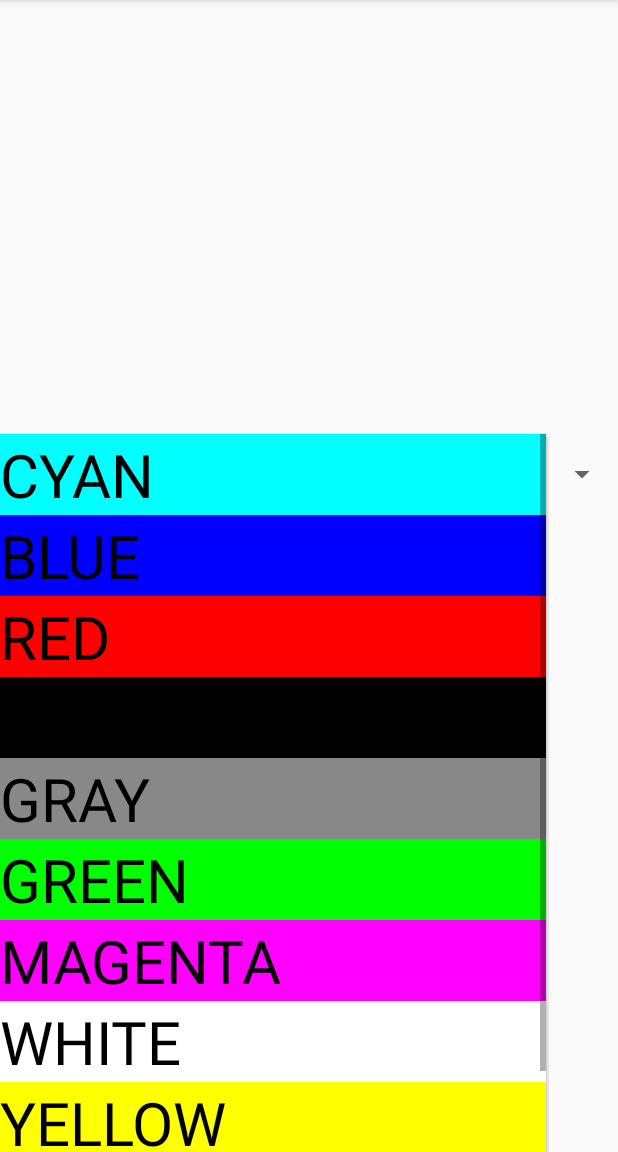
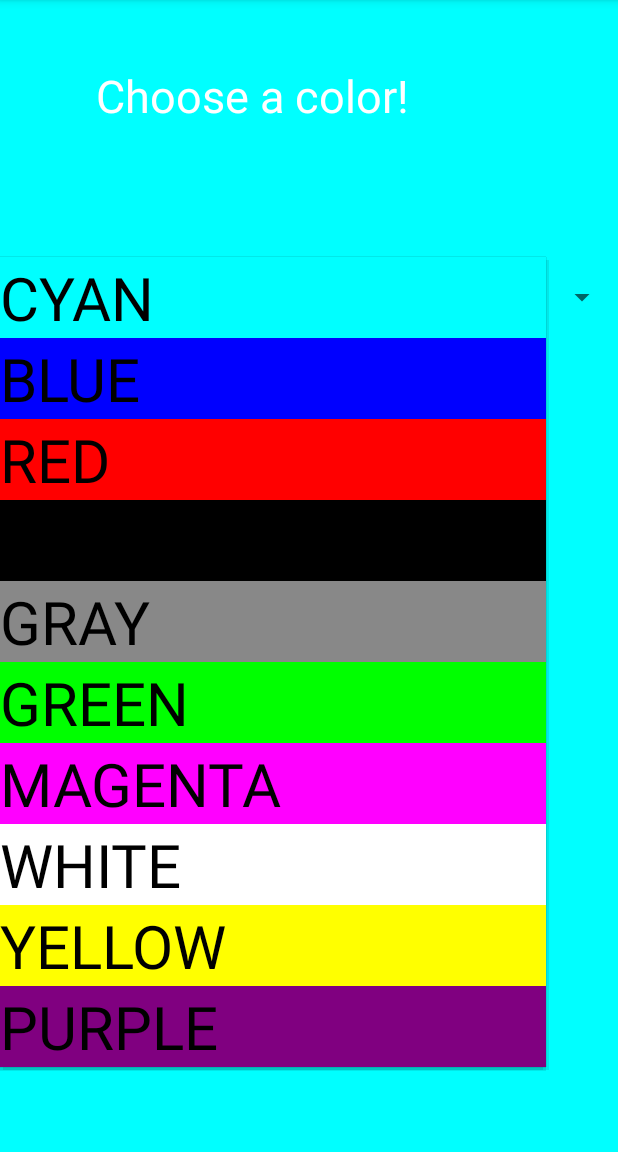
Before and after one commit to viethphamvn/ColorActivity, an Android app: the screen it shows after launch (MainActivity), after a tap on "CYAN", on a phone screen of 412 x 824 dp, the part 84-1236 px from its top. Run offline under Robolectric (Android 15) with nearby library versions, the phone set to English and light mode, and no system bars.

Commit message:
Optimized color changing process

```diff
--- a/app/src/main/java/edu/temple/coloractivity/MainActivity.java
+++ b/app/src/main/java/edu/temple/coloractivity/MainActivity.java
@@ -30,6 +30,13 @@ public class MainActivity extends AppCompatActivity {
                 ConstraintLayout myLayout = findViewById(R.id.activityLayout);
                 TextView textView = (TextView) view;
                 myLayout.setBackgroundColor(Color.parseColor(textView.getText().toString()));
+
+                TextView banner = findViewById(R.id.textView);
+                if (textView.getText().toString().equals("WHITE")){
+                    banner.setTextColor(Color.BLACK);
+                } else {
+                    banner.setTextColor(Color.WHITE);
+                }
             }
 
             @Override
--- a/app/src/main/res/layout/activity_main.xml
+++ b/app/src/main/res/layout/activity_main.xml
@@ -2,6 +2,7 @@
 <androidx.constraintlayout.widget.ConstraintLayout xmlns:android="http://schemas.android.com/apk/res/android"
     xmlns:app="http://schemas.android.com/apk/res-auto"
     xmlns:tools="http://schemas.android.com/tools"
+    android:id="@+id/activityLayout"
     android:layout_width="match_parent"
     android:layout_height="match_parent"
     tools:context=".MainActivity">
@@ -10,9 +11,26 @@
         android:id="@+id/colorSpinner"
         android:layout_width="match_parent"
         android:layout_height="wrap_content"
-        android:layout_marginTop="286dp"
-        android:layout_marginBottom="421dp"
+        android:layout_marginTop="40dp"
+        android:layout_marginBottom="560dp"
         app:layout_constraintBottom_toBottomOf="parent"
+        app:layout_constraintEnd_toEndOf="parent"
+        app:layout_constraintHorizontal_bias="0.0"
+        app:layout_constraintStart_toStartOf="parent"
+        app:layout_constraintTop_toBottomOf="@+id/textView" />
+
+    <TextView
+        android:id="@+id/textView"
+        android:layout_width="285dp"
+        android:layout_height="48dp"
+        android:layout_marginStart="64dp"
+        android:layout_marginTop="60dp"
+        android:layout_marginEnd="63dp"
+        android:layout_marginBottom="40dp"
+        android:text="Choose a color!"
+        android:textColor="#FFFFFF"
+        android:textSize="30sp"
+        app:layout_constraintBottom_toTopOf="@+id/colorSpinner"
         app:layout_constraintEnd_toEndOf="parent"
         app:layout_constraintStart_toStartOf="parent"
         app:layout_constraintTop_toTopOf="parent" />
```
